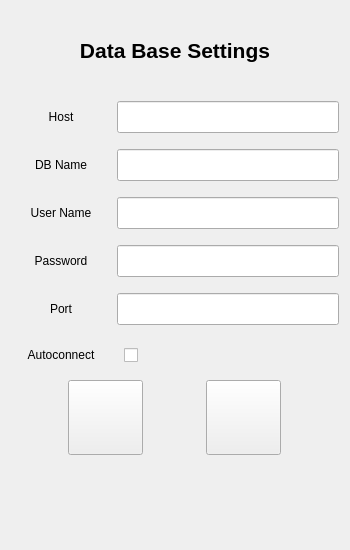
First picture: the form in view_Settings/dbsettingswdgt.ui, repository SundaySW/SALogViewer, before the edit.
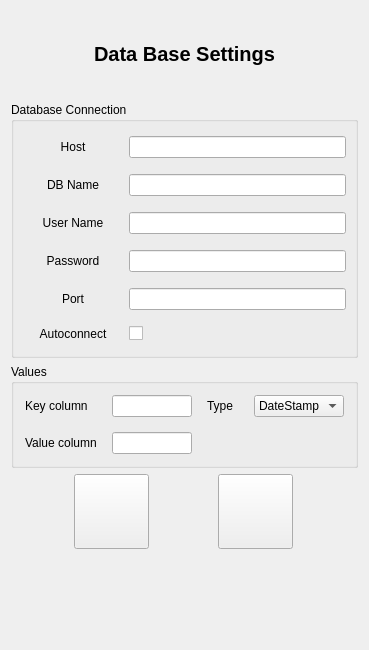
Second picture: the form after the edit. Icons and pictures are not drawn.

What changed in the file:
```diff
--- a/view_Settings/dbsettingswdgt.ui
+++ b/view_Settings/dbsettingswdgt.ui
@@ -6,8 +6,8 @@
    <rect>
     <x>0</x>
     <y>0</y>
-    <width>350</width>
-    <height>550</height>
+    <width>369</width>
+    <height>650</height>
    </rect>
   </property>
   <property name="minimumSize">
@@ -31,9 +31,14 @@
        <verstretch>0</verstretch>
       </sizepolicy>
      </property>
+     <property name="font">
+      <font>
+       <pointsize>15</pointsize>
+       <bold>true</bold>
+      </font>
+     </property>
      <property name="styleSheet">
-      <string notr="true">	font-size: 16pt;
-	font-weight: 600;</string>
+      <string notr="true"/>
      </property>
      <property name="text">
       <string>Data Base Settings</string>
@@ -49,6 +54,12 @@
    <item>
     <layout class="QVBoxLayout" name="verticalLayout">
      <item>
+      <widget class="QGroupBox" name="groupBox">
+       <property name="title">
+        <string>Database Connection</string>
+       </property>
+       <layout class="QVBoxLayout" name="verticalLayout_3">
+        <item>
       <layout class="QHBoxLayout" name="horizontalLayout">
        <property name="topMargin">
         <number>5</number>
@@ -86,10 +97,6 @@
            <verstretch>0</verstretch>
           </sizepolicy>
          </property>
-         <property name="styleSheet">
-          <string notr="true">padding: 7px;
-</string>
-         </property>
         </widget>
        </item>
       </layout>
@@ -132,10 +139,6 @@
            <verstretch>0</verstretch>
           </sizepolicy>
          </property>
-         <property name="styleSheet">
-          <string notr="true">padding: 7px;
-</string>
-         </property>
         </widget>
        </item>
       </layout>
@@ -178,10 +181,6 @@
            <verstretch>0</verstretch>
           </sizepolicy>
          </property>
-         <property name="styleSheet">
-          <string notr="true">padding: 7px;
-</string>
-         </property>
         </widget>
        </item>
       </layout>
@@ -224,10 +223,6 @@
            <verstretch>0</verstretch>
           </sizepolicy>
          </property>
-         <property name="styleSheet">
-          <string notr="true">padding: 7px;
-</string>
-         </property>
         </widget>
        </item>
       </layout>
@@ -270,10 +265,6 @@
            <verstretch>0</verstretch>
           </sizepolicy>
          </property>
-         <property name="styleSheet">
-          <string notr="true">padding: 7px;
-</string>
-         </property>
         </widget>
        </item>
       </layout>
@@ -316,16 +307,172 @@
            <verstretch>0</verstretch>
           </sizepolicy>
          </property>
-         <property name="styleSheet">
-          <string notr="true">padding: 7px;
-</string>
-         </property>
          <property name="text">
           <string/>
          </property>
         </widget>
        </item>
       </layout>
+        </item>
+       </layout>
+      </widget>
+     </item>
+     <item>
+      <widget class="QGroupBox" name="groupBox_2">
+       <property name="title">
+        <string>Values</string>
+       </property>
+       <layout class="QVBoxLayout" name="verticalLayout_4">
+        <item>
+         <layout class="QGridLayout" name="gridLayout_2">
+          <property name="sizeConstraint">
+           <enum>QLayout::SetMaximumSize</enum>
+          </property>
+          <property name="leftMargin">
+           <number>2</number>
+          </property>
+          <property name="topMargin">
+           <number>2</number>
+          </property>
+          <property name="rightMargin">
+           <number>2</number>
+          </property>
+          <property name="bottomMargin">
+           <number>2</number>
+          </property>
+          <property name="spacing">
+           <number>15</number>
+          </property>
+          <item row="0" column="0">
+           <layout class="QHBoxLayout" name="horizontalLayout_10">
+            <item>
+             <widget class="QLabel" name="label_11">
+              <property name="sizePolicy">
+               <sizepolicy hsizetype="Minimum" vsizetype="Preferred">
+                <horstretch>0</horstretch>
+                <verstretch>0</verstretch>
+               </sizepolicy>
+              </property>
+              <property name="text">
+               <string>Key column</string>
+              </property>
+             </widget>
+            </item>
+            <item>
+             <widget class="QLineEdit" name="KeyColumnName">
+              <property name="sizePolicy">
+               <sizepolicy hsizetype="Maximum" vsizetype="Fixed">
+                <horstretch>0</horstretch>
+                <verstretch>0</verstretch>
+               </sizepolicy>
+              </property>
+              <property name="maximumSize">
+               <size>
+                <width>80</width>
+                <height>16777215</height>
+               </size>
+              </property>
+             </widget>
+            </item>
+           </layout>
+          </item>
+          <item row="1" column="0">
+           <layout class="QHBoxLayout" name="horizontalLayout_7">
+            <item>
+             <widget class="QLabel" name="label_8">
+              <property name="sizePolicy">
+               <sizepolicy hsizetype="Minimum" vsizetype="Preferred">
+                <horstretch>0</horstretch>
+                <verstretch>0</verstretch>
+               </sizepolicy>
+              </property>
+              <property name="text">
+               <string>Value column</string>
+              </property>
+             </widget>
+            </item>
+            <item>
+             <widget class="QLineEdit" name="ValueColumnName">
+              <property name="sizePolicy">
+               <sizepolicy hsizetype="Maximum" vsizetype="Fixed">
+                <horstretch>0</horstretch>
+                <verstretch>0</verstretch>
+               </sizepolicy>
+              </property>
+              <property name="maximumSize">
+               <size>
+                <width>80</width>
+                <height>16777215</height>
+               </size>
+              </property>
+             </widget>
+            </item>
+           </layout>
+          </item>
+          <item row="0" column="1">
+           <layout class="QHBoxLayout" name="horizontalLayout_8">
+            <item>
+             <widget class="QLabel" name="label_9">
+              <property name="sizePolicy">
+               <sizepolicy hsizetype="Minimum" vsizetype="Preferred">
+                <horstretch>0</horstretch>
+                <verstretch>0</verstretch>
+               </sizepolicy>
+              </property>
+              <property name="text">
+               <string>Type</string>
+              </property>
+             </widget>
+            </item>
+            <item>
+             <widget class="QComboBox" name="XColumnType">
+              <property name="sizePolicy">
+               <sizepolicy hsizetype="Maximum" vsizetype="Fixed">
+                <horstretch>0</horstretch>
+                <verstretch>0</verstretch>
+               </sizepolicy>
+              </property>
+              <property name="maximumSize">
+               <size>
+                <width>90</width>
+                <height>16777215</height>
+               </size>
+              </property>
+              <property name="styleSheet">
+               <string notr="true"/>
+              </property>
+              <property name="iconSize">
+               <size>
+                <width>20</width>
+                <height>20</height>
+               </size>
+              </property>
+              <item>
+               <property name="text">
+                <string>DateStamp</string>
+               </property>
+               <property name="icon">
+                <iconset>
+                 <normaloff>:/icons/dateTimeType.svg</normaloff>:/icons/dateTimeType.svg</iconset>
+               </property>
+              </item>
+              <item>
+               <property name="text">
+                <string>long</string>
+               </property>
+               <property name="icon">
+                <iconset>
+                 <normaloff>:/icons/lonlType.svg</normaloff>:/icons/lonlType.svg</iconset>
+               </property>
+              </item>
+             </widget>
+            </item>
+           </layout>
+          </item>
+         </layout>
+        </item>
+       </layout>
+      </widget>
      </item>
      <item>
       <layout class="QGridLayout" name="gridLayout">
@@ -338,45 +485,7 @@
        <property name="bottomMargin">
         <number>0</number>
        </property>
-       <item row="0" column="1">
-        <widget class="QPushButton" name="saveBtn">
-         <property name="sizePolicy">
-          <sizepolicy hsizetype="Minimum" vsizetype="Minimum">
-           <horstretch>0</horstretch>
-           <verstretch>0</verstretch>
-          </sizepolicy>
-         </property>
-         <property name="minimumSize">
-          <size>
-           <width>75</width>
-           <height>75</height>
-          </size>
-         </property>
-         <property name="maximumSize">
-          <size>
-           <width>75</width>
-           <height>75</height>
-          </size>
-         </property>
-         <property name="styleSheet">
-          <string notr="true"/>
-         </property>
-         <property name="text">
-          <string/>
-         </property>
-         <property name="icon">
-          <iconset resource="../Resources/files.qrc">
-           <normaloff>:/icons/save.svg</normaloff>:/icons/save.svg</iconset>
-         </property>
-         <property name="iconSize">
-          <size>
-           <width>55</width>
-           <height>75</height>
-          </size>
-         </property>
-        </widget>
-       </item>
-       <item row="0" column="0">
+       <item row="1" column="0">
         <widget class="QPushButton" name="connectBtn">
          <property name="sizePolicy">
           <sizepolicy hsizetype="Minimum" vsizetype="Minimum">
@@ -414,6 +523,44 @@
          </property>
         </widget>
        </item>
+       <item row="1" column="1">
+        <widget class="QPushButton" name="saveBtn">
+         <property name="sizePolicy">
+          <sizepolicy hsizetype="Minimum" vsizetype="Minimum">
+           <horstretch>0</horstretch>
+           <verstretch>0</verstretch>
+          </sizepolicy>
+         </property>
+         <property name="minimumSize">
+          <size>
+           <width>75</width>
+           <height>75</height>
+          </size>
+         </property>
+         <property name="maximumSize">
+          <size>
+           <width>75</width>
+           <height>75</height>
+          </size>
+         </property>
+         <property name="styleSheet">
+          <string notr="true"/>
+         </property>
+         <property name="text">
+          <string/>
+         </property>
+         <property name="icon">
+          <iconset>
+           <normaloff>:/icons/save.svg</normaloff>:/icons/save.svg</iconset>
+         </property>
+         <property name="iconSize">
+          <size>
+           <width>55</width>
+           <height>75</height>
+          </size>
+         </property>
+        </widget>
+       </item>
       </layout>
      </item>
     </layout>
```
Left out of the diff: 6 changed lines with no effect on the pictures. Lines whose indentation alone changed are shown as unchanged.
